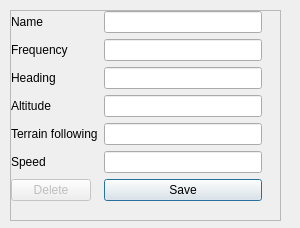
The window that FGPropagationTool/mobileform.ui (QDeltaSoft/qradiopredict) describes before a commit, drawn with Qt 5.
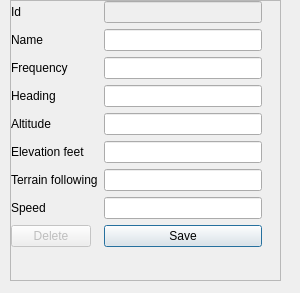
The same window after the commit.

Patch:
```diff
--- a/FGPropagationTool/mobileform.ui
+++ b/FGPropagationTool/mobileform.ui
@@ -7,7 +7,7 @@
     <x>0</x>
     <y>0</y>
     <width>300</width>
-    <height>228</height>
+    <height>293</height>
    </rect>
   </property>
   <property name="sizePolicy">
@@ -29,9 +29,9 @@
    <property name="geometry">
     <rect>
      <x>10</x>
-     <y>10</y>
+     <y>0</y>
      <width>271</width>
-     <height>211</height>
+     <height>281</height>
     </rect>
    </property>
    <property name="horizontalScrollBarPolicy">
@@ -46,7 +46,7 @@
       <x>0</x>
       <y>0</y>
       <width>269</width>
-      <height>209</height>
+      <height>279</height>
      </rect>
     </property>
     <widget class="QWidget" name="formLayoutWidget">
@@ -55,61 +55,61 @@
        <x>0</x>
        <y>0</y>
        <width>251</width>
-       <height>201</height>
+       <height>274</height>
       </rect>
      </property>
      <layout class="QFormLayout" name="formLayout">
-      <item row="0" column="0">
+      <item row="1" column="0">
        <widget class="QLabel" name="label">
         <property name="text">
          <string>Name</string>
         </property>
        </widget>
       </item>
-      <item row="0" column="1">
+      <item row="1" column="1">
        <widget class="QLineEdit" name="nameEdit"/>
       </item>
-      <item row="2" column="0">
+      <item row="3" column="0">
        <widget class="QLabel" name="label_2">
         <property name="text">
          <string>Heading</string>
         </property>
        </widget>
       </item>
-      <item row="2" column="1">
+      <item row="3" column="1">
        <widget class="QLineEdit" name="headingEdit"/>
       </item>
-      <item row="3" column="0">
+      <item row="4" column="0">
        <widget class="QLabel" name="label_3">
         <property name="text">
          <string>Altitude</string>
         </property>
        </widget>
       </item>
-      <item row="3" column="1">
+      <item row="4" column="1">
        <widget class="QLineEdit" name="altitudeEdit"/>
       </item>
-      <item row="4" column="0">
+      <item row="6" column="0">
        <widget class="QLabel" name="label_4">
         <property name="text">
          <string>Terrain following</string>
         </property>
        </widget>
       </item>
-      <item row="4" column="1">
+      <item row="6" column="1">
        <widget class="QLineEdit" name="terrainFollowingEdit"/>
       </item>
-      <item row="5" column="0">
+      <item row="7" column="0">
        <widget class="QLabel" name="label_5">
         <property name="text">
          <string>Speed</string>
         </property>
        </widget>
       </item>
-      <item row="5" column="1">
-       <widget class="QLineEdit" name="speedEdit"/>
-      </item>
       <item row="7" column="1">
+       <widget class="QLineEdit" name="speedEdit"/>
+      </item>
+      <item row="9" column="1">
        <widget class="QPushButton" name="saveButton">
         <property name="text">
          <string>Save</string>
@@ -119,7 +119,7 @@
         </property>
        </widget>
       </item>
-      <item row="7" column="0">
+      <item row="9" column="0">
        <widget class="QPushButton" name="deleteButton">
         <property name="enabled">
          <bool>false</bool>
@@ -129,16 +129,40 @@
         </property>
        </widget>
       </item>
-      <item row="1" column="0">
+      <item row="2" column="0">
        <widget class="QLabel" name="frequencyLabel">
         <property name="text">
          <string>Frequency</string>
         </property>
        </widget>
       </item>
-      <item row="1" column="1">
+      <item row="2" column="1">
        <widget class="QLineEdit" name="frequencyEdit"/>
       </item>
+      <item row="0" column="0">
+       <widget class="QLabel" name="idLabel">
+        <property name="text">
+         <string>Id</string>
+        </property>
+       </widget>
+      </item>
+      <item row="0" column="1">
+       <widget class="QLineEdit" name="idEdit">
+        <property name="enabled">
+         <bool>false</bool>
+        </property>
+       </widget>
+      </item>
+      <item row="5" column="0">
+       <widget class="QLabel" name="elevationFeetLabel">
+        <property name="text">
+         <string>Elevation feet</string>
+        </property>
+       </widget>
+      </item>
+      <item row="5" column="1">
+       <widget class="QLineEdit" name="elevationFeetEdit"/>
+      </item>
      </layout>
     </widget>
    </widget>
```
